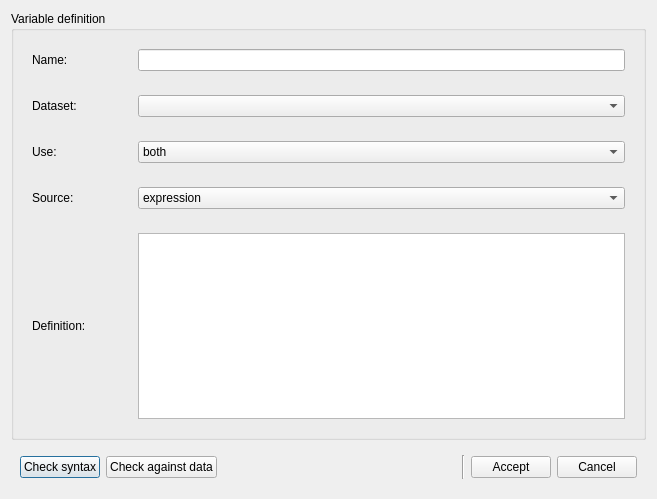
psrc/urbansim, file opus_gui/config/generalmanager/all_variables_new.ui: the form before one commit.
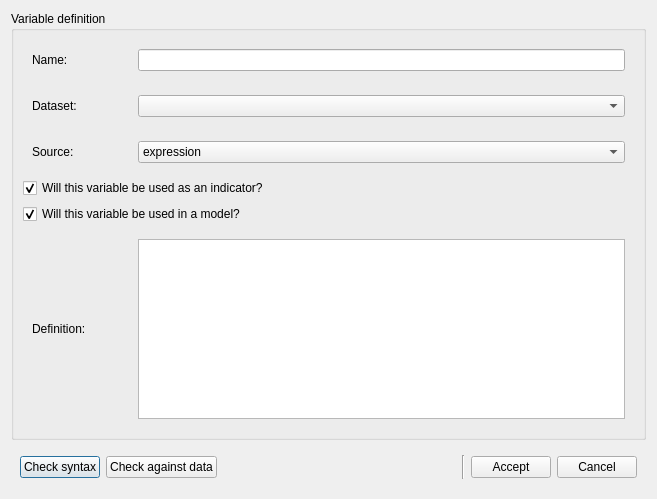
The form after the commit.

Commit message: adding tooltips and modifying "use"

Diff of the .ui file:
```diff
--- a/opus_gui/config/generalmanager/all_variables_new.ui
+++ b/opus_gui/config/generalmanager/all_variables_new.ui
@@ -76,50 +76,6 @@
         </layout>
        </widget>
       </item>
-      <item>
-       <widget class="QWidget" native="1" name="useWidget" >
-        <layout class="QHBoxLayout" >
-         <item>
-          <widget class="QLabel" name="label_3" >
-           <property name="minimumSize" >
-            <size>
-             <width>100</width>
-             <height>0</height>
-            </size>
-           </property>
-           <property name="maximumSize" >
-            <size>
-             <width>100</width>
-             <height>16777215</height>
-            </size>
-           </property>
-           <property name="text" >
-            <string>Use:</string>
-           </property>
-          </widget>
-         </item>
-         <item>
-          <widget class="QComboBox" name="comboBox" >
-           <item>
-            <property name="text" >
-             <string>both</string>
-            </property>
-           </item>
-           <item>
-            <property name="text" >
-             <string>model variable</string>
-            </property>
-           </item>
-           <item>
-            <property name="text" >
-             <string>indicator</string>
-            </property>
-           </item>
-          </widget>
-         </item>
-        </layout>
-       </widget>
-      </item>
       <item>
        <widget class="QWidget" native="1" name="sourceWidget" >
         <layout class="QHBoxLayout" >
@@ -164,6 +120,32 @@
         </layout>
        </widget>
       </item>
+      <item>
+       <widget class="QCheckBox" name="cbIndicatorUse" >
+        <property name="toolTip" >
+         <string>If checked, this variable will be available to compute over simulation runs as an indicator.</string>
+        </property>
+        <property name="text" >
+         <string>Will this variable be used as an indicator?</string>
+        </property>
+        <property name="checked" >
+         <bool>true</bool>
+        </property>
+       </widget>
+      </item>
+      <item>
+       <widget class="QCheckBox" name="cbModelUse" >
+        <property name="toolTip" >
+         <string>If checked, this variable will be available to include in model specifications.</string>
+        </property>
+        <property name="text" >
+         <string>Will this variable be used in a model?</string>
+        </property>
+        <property name="checked" >
+         <bool>true</bool>
+        </property>
+       </widget>
+      </item>
       <item>
        <widget class="QWidget" native="1" name="definitionWidget" >
         <layout class="QHBoxLayout" >
```
Left out of the diff: 24 changed lines with no effect on the pictures. The commit also changes 2 other files.
